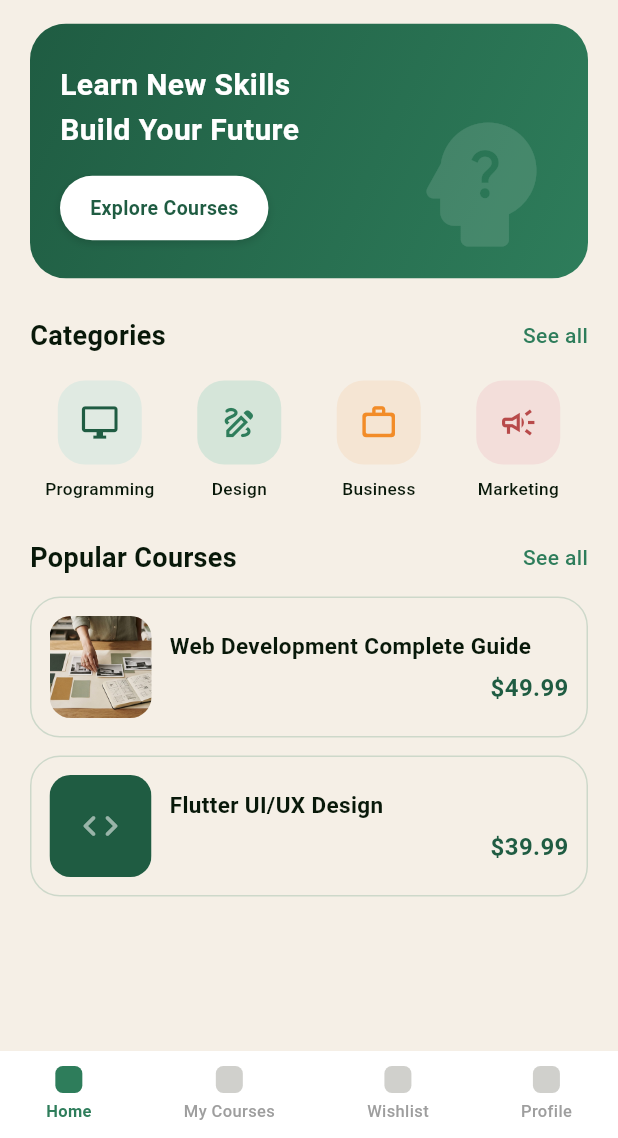
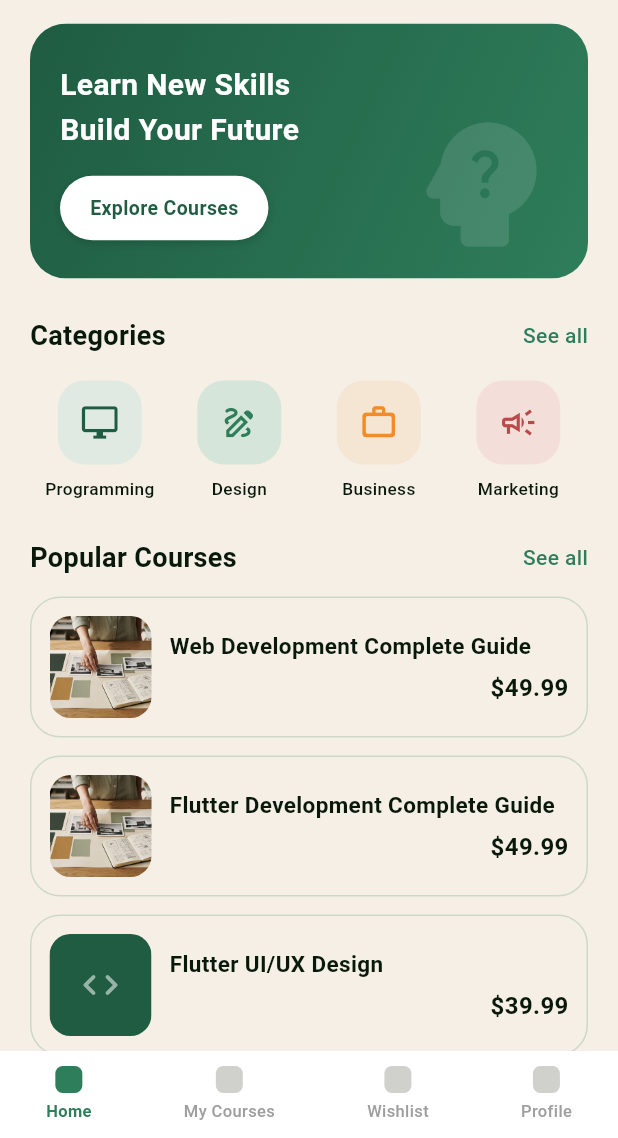
Before and after one commit to Mostafa-Ezzat11/Marefa, a Flutter app: the screen it shows after launch, on a phone screen of 412 x 824 dp, the part 98-1236 px from its top. Run offline on Flutter 3.47's test engine with Material 3 defaults, Android fonts, the phone set to English and light mode, and no system bars; Roboto replaces fonts that are missing (OpenSans).

Commit message:
ADD course Details View

```diff
--- a/lib/main.dart
+++ b/lib/main.dart
@@ -1,4 +1,5 @@
 import 'package:flutter/material.dart';
+import 'package:marefa/student/views/home_view.dart';
 import 'package:marefa/student/views/main_shell_view.dart';
 
 void main() {
@@ -14,15 +15,8 @@ class Marefa extends StatelessWidget {
       debugShowCheckedModeBanner: false,
 
       theme: ThemeData(fontFamily: 'OpenSans'),
-      home: MainShell(), //Scaffold(
-      //   body: PaymentSuccessfulView(),
-      //   // body: Center(
-      //   //   child: Text(
-      //   //     'Welcome my team ✌️',
-      //   //     style: TextStyle(fontSize: 25),
-      //   //   ),
-      //   // ),
-      // ),
+
+      home: MainShell(),
     );
   }
 }
--- a/lib/student/models/course.dart
+++ b/lib/student/models/course.dart
@@ -5,6 +5,16 @@ class Course {
     this.completed = false,
     this.isFavorite = false,
     this.image,
+    this.tag,
+    this.rating,
+    this.reviewCount,
+    this.level,
+    this.durationHours,
+    this.instructorName,
+    this.instructorTitle,
+    this.instructorImage,
+    this.description,
+    this.sectionCount,
   });
 
   // Course information
@@ -17,13 +27,45 @@ class Course {
 
   // Course appearance
 
-  /// Optional asset path. When null, a placeholder is shown.
+  /// Optional asset path (thumbnail in lists, header on the details screen).
+  /// When null, a placeholder is shown.
   final String? image;
+
+  /// Optional highlight label shown above the title (e.g. "2x best").
+  final String? tag;
+
+  // Ratings (null when the course has none to show)
+  final double? rating;
+  final int? reviewCount;
+
+  // Details screen information (all optional: lists don't need them)
+  final String? level;
+  final int? durationHours;
+  final String? instructorName;
+  final String? instructorTitle;
+
+  /// Optional asset path for the instructor's photo.
+  final String? instructorImage;
+  final String? description;
+  final int? sectionCount;
 
   // Formatted values
   String get formattedPrice => '\$${price.toStringAsFixed(2)}';
 
-// String get formattedReviewCount => reviewCount >= 1000
-// ? '${(reviewCount / 1000).toStringAsFixed(1)}k'
-//     : '$reviewCount';
+  String get priceLabel => price == 0 ? 'Free' : 'Paid';
+
+  String? get durationLabel =>
+      durationHours == null ? null : '$durationHours hours';
+
+  // bool get hasRating => rating != null && reviewCount != null;
+
+  // String get formattedReviewCount {
+  //   final count = reviewCount ?? 0;
+  //   if (count < 1000) return '$count';
+  //   final thousands = (count / 1000).toStringAsFixed(1);
+  //   final trimmed = thousands.endsWith('.0')
+  //       ? thousands.substring(0, thousands.length - 2)
+  //       : thousands;
+  //   return '${trimmed}k';
+  // }
 }
--- a/lib/student/views/course_videos_view.dart
+++ b/lib/student/views/course_videos_view.dart
@@ -54,7 +54,7 @@ class CourseVideosView extends StatelessWidget {
                 title: 'Navigation ',
                 duration: '14:36',
               ),
-              isSelectted: true,
+              isSelected: true,
             ),
 
             LessonCard(
--- a/lib/student/views/home_view.dart
+++ b/lib/student/views/home_view.dart
@@ -50,6 +50,20 @@ class _HomeViewState extends State<HomeView> {
       image: 'assets/images/course_visual_storytelling.png',
       price: 49.99,
     ),
+    Course(
+      image: 'assets/images/course_visual_storytelling.png',
+      instructorImage: 'assets/images/payment_successfuly.png',
+      title: 'Flutter Development Complete Guide',
+      price: 49.99,
+      reviewCount: 12000,
+      level: 'Expert',
+      durationHours: 1,
+      instructorName: 'Youssif Shawky',
+      instructorTitle: 'Senior Flutter Developer',
+      description:
+          'Learn Flutter from scratch and build real-world apps with modern techniques.',
+      sectionCount: 4,
+    ),
     Course(title: 'Flutter UI/UX Design', price: 39.99),
   ];
 
--- a/lib/student/widgets/course_card.dart
+++ b/lib/student/widgets/course_card.dart
@@ -1,6 +1,7 @@
 import 'package:flutter/material.dart';
 import 'package:marefa/constants.dart';
 import 'package:marefa/student/models/course.dart';
+import 'package:marefa/student/views/course_details_view.dart';
 
 class CourseCard extends StatelessWidget {
   const CourseCard({super.key, required this.course, this.onTap});
@@ -11,7 +12,14 @@ class CourseCard extends StatelessWidget {
   @override
   Widget build(BuildContext context) {
     return GestureDetector(
-      onTap: onTap,
+      onTap: () {
+        Navigator.push(
+          context,
+          MaterialPageRoute(
+            builder: (context) => CourseDetailsView(course: course),
+          ),
+        );
+      },
       child: Container(
         padding: const EdgeInsets.all(12),
         decoration: BoxDecoration(
@@ -45,22 +53,37 @@ class CourseCard extends StatelessWidget {
 
                   Row(
                     children: [
-                      // const Icon(
-                      //   Icons.star_rounded,
-                      //   size: 16,
-                      //   color: AppColors.orangeColor,
-                      // ),
-
-                      const SizedBox(width: 4),
-
+                      // if (course.hasRating) ...[
+                      //   const Icon(
+                      //     Icons.star_border_rounded,
+                      //     size: 16,
+                      //     color: HomeColors.star,
+                      //   ),
+                      //   const SizedBox(width: 4),
+                      //   Text(
+                      //     course.rating!.toStringAsFixed(1),
+                      //     style: const TextStyle(
+                      //       fontSize: 13,
+                      //       fontWeight: FontWeight.w500,
+                      //       color: AppColors.largeTextColor,
+                      //     ),
+                      //   ),
+                      //   const SizedBox(width: 4),
+                      //   // Text(
+                      //     '(${course.formattedReviewCount})',
+                      //     style: const TextStyle(
+                      //       fontSize: 12,
+                      //       color: HomeColors.mutedText,
+                      //     ),
+                      //   ),
+                      // ],
                       const Spacer(),
-
                       Text(
                         course.formattedPrice,
                         style: const TextStyle(
                           fontSize: 16,
                           fontWeight: FontWeight.w700,
-                          color: AppColors.primaryDarkColor,
+                          color: AppColors.largeTextColor,
                         ),
                       ),
                     ],
@@ -102,10 +125,10 @@ class _CourseThumbnail extends StatelessWidget {
         child: asset == null
             ? placeholder
             : Image.asset(
-          asset,
-          fit: BoxFit.cover,
-          errorBuilder: (_, _, _) => placeholder,
-        ),
+                asset,
+                fit: BoxFit.cover,
+                errorBuilder: (_, _, _) => placeholder,
+              ),
       ),
     );
   }
```
Also changed, not shown: lib/student/widgets/lesson_card.dart (+4 -4 lines), lib/student/widgets/tab_chip.dart (deleted, +0 -43 lines).
